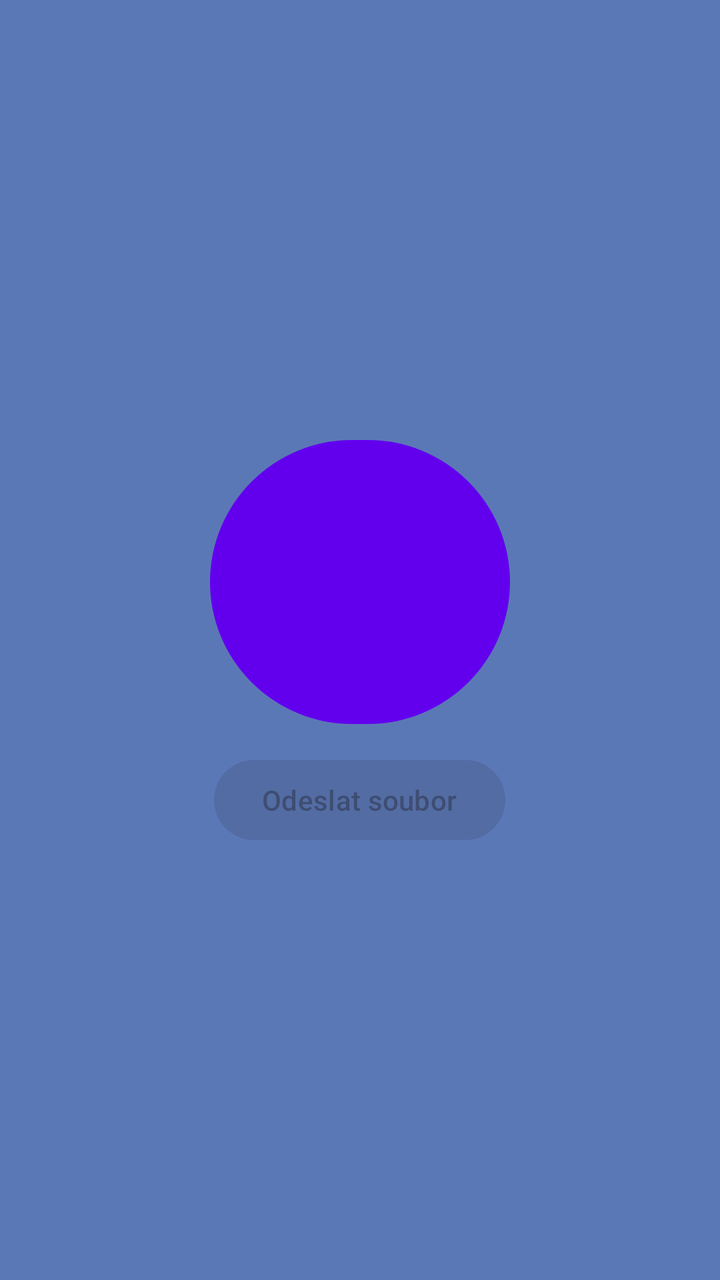
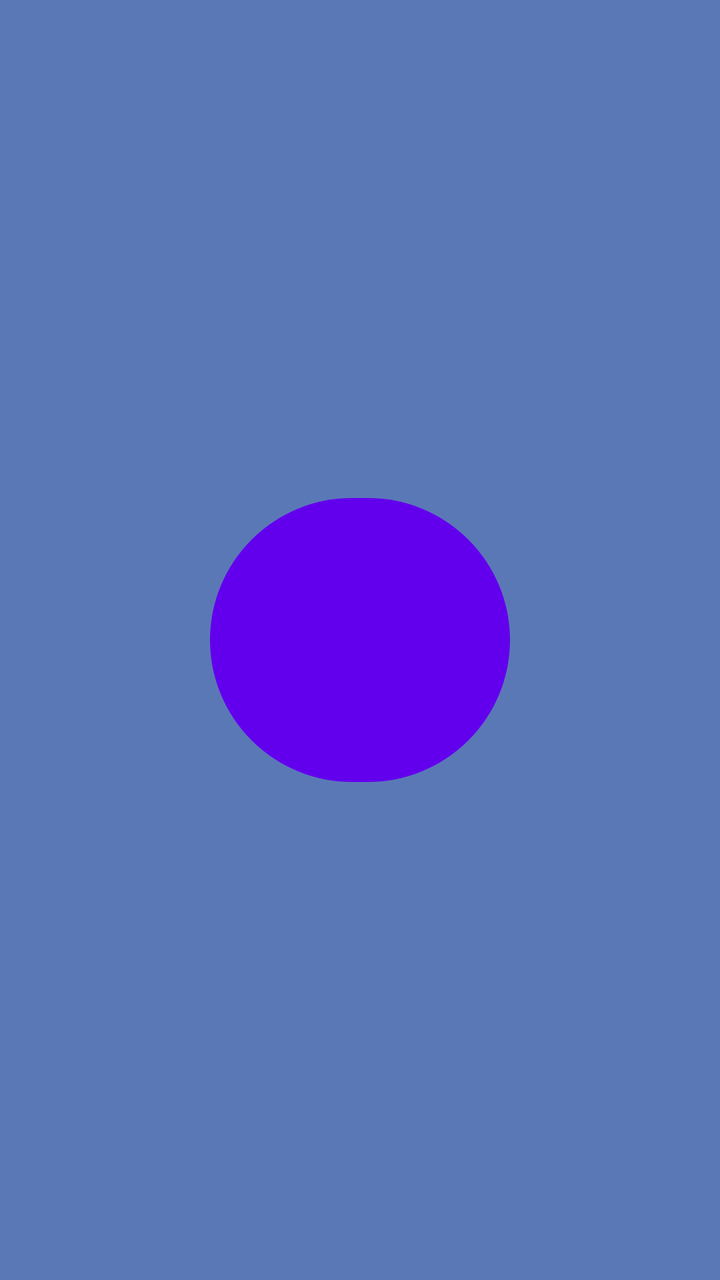

Before-and-after screenshots of an Android layout around one commit, followed by the original layout XML and the change that was made.
<!-- AndroidManifest.xml: application theme Theme.ToySender -->
<!-- res/layout/nav_fragment.xml -->
<?xml version="1.0" encoding="utf-8"?>
<LinearLayout xmlns:android="http://schemas.android.com/apk/res/android"
    xmlns:app="http://schemas.android.com/apk/res-auto"
    android:layout_width="match_parent"
    android:layout_height="match_parent"
    android:background="#C72E55A2"
    android:gravity="center"
    android:orientation="vertical"
    android:padding="20dp">

    <com.google.android.material.button.MaterialButton
        android:id="@+id/scanButton"
        android:layout_width="150dp"
        android:layout_height="150dp"
        android:layout_marginTop="20dp"
        />

    <com.google.android.material.button.MaterialButton
        android:id="@+id/sendFileButton"
        android:layout_width="wrap_content"
        android:layout_height="wrap_content"
        android:layout_marginTop="10dp"
        android:enabled="false"
        android:text="@string/sf_button_text" />

    <com.google.android.material.card.MaterialCardView
        android:layout_width="match_parent"
        android:layout_height="wrap_content"
        android:layout_marginTop="20dp"
        app:cardCornerRadius="16dp"
        app:cardElevation="0dp"
        app:strokeWidth="0dp">

        <androidx.recyclerview.widget.RecyclerView
            android:id="@+id/recyclerView"
            android:layout_width="match_parent"
            android:layout_height="match_parent"
            android:clipToPadding="false"
            android:overScrollMode="never" />

    </com.google.android.material.card.MaterialCardView>
</LinearLayout>
<!-- resources referenced by this layout -->
<resources>
  <string name="sf_button_text">Odeslat soubor"</string>
  <style name="Theme.ToySender" parent="Theme.Material3.DayNight.NoActionBar">
          
          <item name="colorPrimary">@color/purple_500</item>
          <item name="colorOnPrimary">@color/white</item>
          <item name="colorPrimaryContainer">@color/purple_700</item>
          <item name="colorOnPrimaryContainer">@color/white</item>
          <item name="colorSecondary">@color/teal_200</item>
          <item name="colorOnSecondary">@color/black</item>
          <item name="colorTertiary">@color/teal_700</item>
  
          
          <item name="android:statusBarColor">?attr/colorPrimaryVariant</item>
      </style>
  <color name="purple_500">#FF6200EE</color>
  <color name="white">#FFFFFFFF</color>
  <color name="purple_700">#FF3700B3</color>
  <color name="teal_200">#FF03DAC5</color>
  <color name="black">#FF000000</color>
  <color name="teal_700">#FF018786</color>
</resources>

<!-- the commit's change to res/layout/nav_fragment.xml (unified diff, before → after) -->
@@ -13,15 +13,8 @@
         android:layout_width="150dp"
         android:layout_height="150dp"
         android:layout_marginTop="20dp"
+        android:accessibilityLiveRegion="polite"
         />
-
-    <com.google.android.material.button.MaterialButton
-        android:id="@+id/sendFileButton"
-        android:layout_width="wrap_content"
-        android:layout_height="wrap_content"
-        android:layout_marginTop="10dp"
-        android:enabled="false"
-        android:text="@string/sf_button_text" />
 
     <com.google.android.material.card.MaterialCardView
         android:layout_width="match_parent"
<!-- resource entries referenced after the edit -->
@@ -1,6 +1,5 @@
 <!-- resources referenced by this layout -->
 <resources>
-  <string name="sf_button_text">Odeslat soubor"</string>
   <style name="Theme.ToySender" parent="Theme.Material3.DayNight.NoActionBar">
           
           <item name="colorPrimary">@color/purple_500</item>
